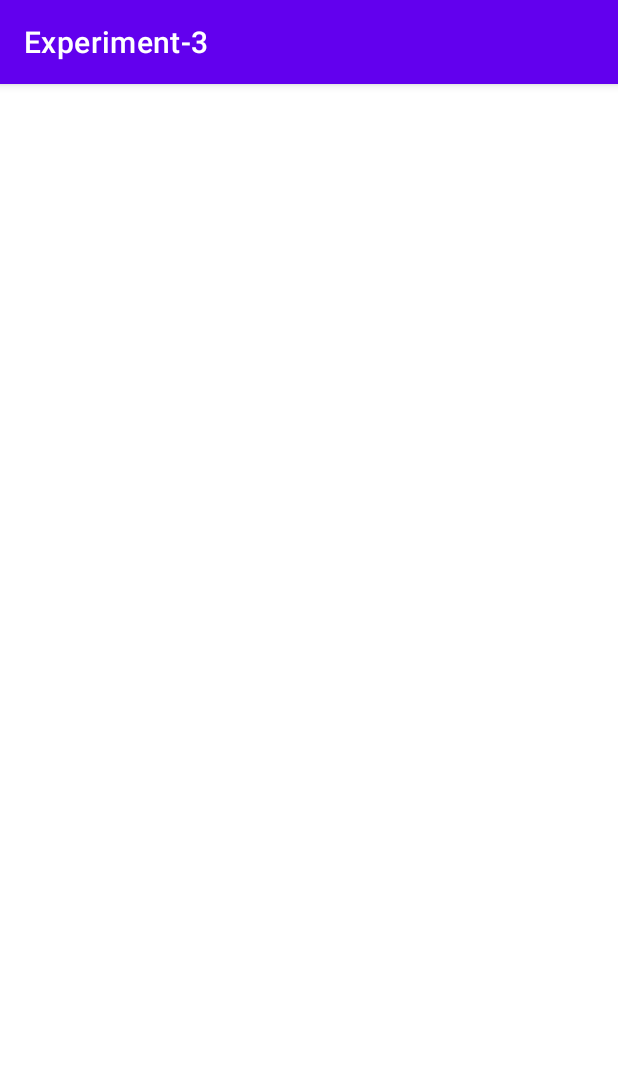
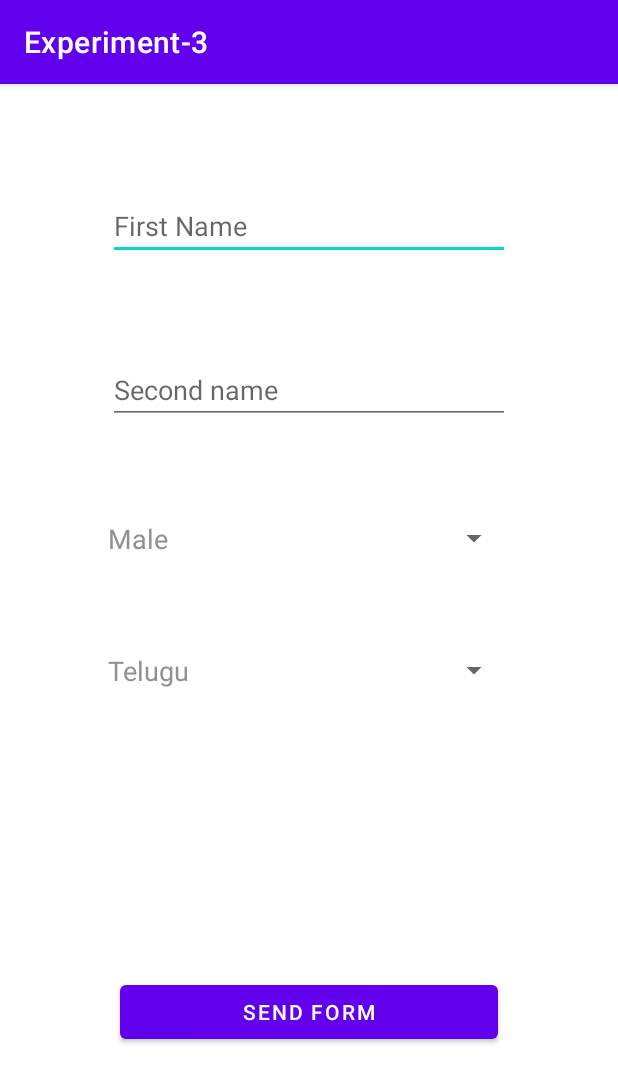
Before and after one commit to Harika-Devarapalli/3expxam, an Android app: the FormActivity screen opened directly, with no data from a screen before it, on a phone screen of 412 x 824 dp. Shown: the top 1083 px of the screen. Run offline under Robolectric (Android 15) with nearby library versions, the phone set to English and light mode, and no system bars.

Commit message:
Form Action Added

```diff
--- a/app/src/main/AndroidManifest.xml
+++ b/app/src/main/AndroidManifest.xml
@@ -11,6 +11,9 @@
         android:roundIcon="@mipmap/ic_launcher_round"
         android:supportsRtl="true"
         android:theme="@style/Theme.Experiment3">
+        <activity
+            android:name=".FormDisplay"
+            android:exported="false" />
         <activity
             android:name=".FormActivity"
             android:exported="false" />
--- a/app/src/main/java/com/example/experiment_3/FormActivity.java
+++ b/app/src/main/java/com/example/experiment_3/FormActivity.java
@@ -2,13 +2,80 @@ package com.example.experiment_3;
 
 import androidx.appcompat.app.AppCompatActivity;
 
+import android.content.Intent;
 import android.os.Bundle;
+import android.view.View;
+import android.widget.ArrayAdapter;
+import android.widget.Button;
+import android.widget.EditText;
+import android.widget.Spinner;
+import android.widget.Toast;
+
+import java.util.ArrayList;
+import java.util.List;
 
 public class FormActivity extends AppCompatActivity {
-
+    EditText fname,sname;
+    Button send;
+    Spinner gender,lang;
     @Override
     protected void onCreate(Bundle savedInstanceState) {
         super.onCreate(savedInstanceState);
         setContentView(R.layout.activity_form);
+
+        gender = findViewById(R.id.form_gender);
+
+
+        List<String> genders = new ArrayList<>();
+        genders.add("Male");
+        genders.add("Female");
+        genders.add("Other");
+        ArrayAdapter arrayAdapter = new ArrayAdapter(getApplicationContext(),R.layout.item,genders);
+        gender.setAdapter(arrayAdapter);
+
+
+        List<String> langs = new ArrayList<>();
+        langs.add("Telugu");
+        langs.add("English");
+        langs.add("Hindi");
+        lang = findViewById(R.id.form_langauge);
+        ArrayAdapter arr = new ArrayAdapter(getApplicationContext(),R.layout.item,langs);
+        lang.setAdapter(arr);
+
+        fname = findViewById(R.id.form_firstname);
+        sname = findViewById(R.id.form_secondname);
+        send = findViewById(R.id.send_form);
+
+        send.setOnClickListener(new View.OnClickListener() {
+            @Override
+            public void onClick(View view) {
+                String fnamee = fname.getText().toString();
+                if(fnamee.equals("")){
+                    Toast.makeText(FormActivity.this, "First Name", Toast.LENGTH_SHORT).show();
+                    fname.requestFocus();
+                }
+
+                String snamee = sname.getText().toString();
+                if(snamee.equals("")){
+                    Toast.makeText(FormActivity.this, "Second Name", Toast.LENGTH_SHORT).show();
+                    sname.requestFocus();
+                }
+
+
+                String gen = gender.getSelectedItem().toString();
+                String lan = lang.getSelectedItem().toString();
+
+                Bundle bundle = new Bundle();
+                bundle.putString("fname",fnamee);
+                bundle.putString("sname",snamee);
+                bundle.putString("gender",gen);
+                bundle.putString("language",lan);
+                Intent intent = new Intent(getApplicationContext(),FormDisplay.class);
+                intent.putExtra("bundle",bundle);
+                startActivity(intent);
+
+            }
+        });
+
     }
 }
--- a/app/src/main/res/layout/activity_form.xml
+++ b/app/src/main/res/layout/activity_form.xml
@@ -1,9 +1,50 @@
 <?xml version="1.0" encoding="utf-8"?>
-<androidx.constraintlayout.widget.ConstraintLayout xmlns:android="http://schemas.android.com/apk/res/android"
+<LinearLayout xmlns:android="http://schemas.android.com/apk/res/android"
     xmlns:app="http://schemas.android.com/apk/res-auto"
     xmlns:tools="http://schemas.android.com/tools"
     android:layout_width="match_parent"
     android:layout_height="match_parent"
+    android:orientation="vertical"
+    android:padding="40dp"
     tools:context=".FormActivity">
 
-</androidx.constraintlayout.widget.ConstraintLayout>
+
+    <EditText
+        android:layout_margin="32dp"
+        android:id="@+id/form_firstname"
+        android:hint="First Name"
+        android:layout_width="match_parent"
+        android:layout_height="wrap_content"/>
+
+    <EditText
+        android:layout_margin="32dp"
+        android:id="@+id/form_secondname"
+        android:hint="Second name"
+        android:layout_width="match_parent"
+        android:layout_height="wrap_content"/>
+
+    <Spinner
+        android:layout_margin="32dp"
+        android:id="@+id/form_gender"
+        android:hint="Language Known"
+        android:layout_width="match_parent"
+        android:layout_height="24dp"/>
+
+    <Spinner
+        android:layout_margin="32dp"
+        android:id="@+id/form_langauge"
+        android:hint="Language Known"
+        android:layout_width="match_parent"
+        android:layout_height="24dp"/>
+
+    <Button
+        android:layout_width="match_parent"
+        android:layout_height="wrap_content"
+        android:paddingRight="40dp"
+        android:paddingLeft="40dp"
+        android:layout_marginTop="160dp"
+        android:layout_marginLeft="40dp"
+        android:layout_marginRight="40dp"
+        android:text="Send Form"
+        android:id="@+id/send_form"/>
+</LinearLayout>
--- a/app/src/main/res/layout/activity_main.xml
+++ b/app/src/main/res/layout/activity_main.xml
@@ -20,7 +20,7 @@
 
 
     <Button
-        android:id="@+id/form_button"
+        android:id="@+id/formButton"
         android:layout_width="match_parent"
         android:layout_height="wrap_content"
         android:text="Open Form"/>
--- /dev/null
+++ b/app/src/main/res/layout/item.xml
@@ -0,0 +1,7 @@
+<?xml version="1.0" encoding="utf-8"?>
+<TextView xmlns:android="http://schemas.android.com/apk/res/android"
+    android:layout_width="match_parent"
+    android:textSize="18dp"
+    android:layout_height="match_parent">
+
+</TextView>
```
Also changed, not shown: app/src/main/java/com/example/experiment_3/FormDisplay.java (added, +46 -0 lines), app/src/main/java/com/example/experiment_3/MainActivity.java (+9 -1 lines), app/src/main/res/layout/activity_form_display.xml (added, +56 -0 lines).
